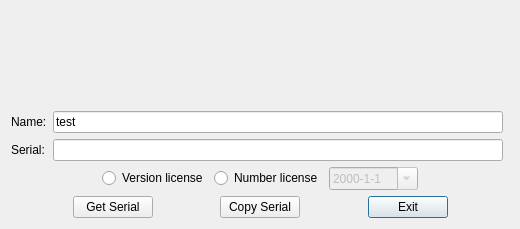
First picture: the form in dialog.ui, repository 0x6b7966/KenGen_010Editor, before the edit.
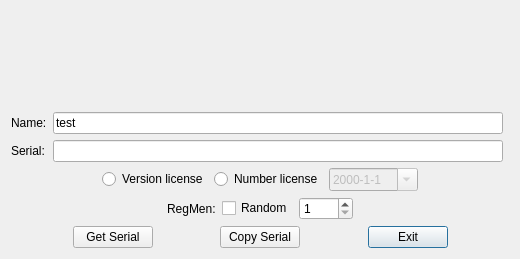
Second picture: the form after the edit. Icons and pictures are not drawn.

The edit to the form file:
```diff
--- a/dialog.ui
+++ b/dialog.ui
@@ -7,7 +7,7 @@
     <x>0</x>
     <y>0</y>
     <width>520</width>
-    <height>229</height>
+    <height>259</height>
    </rect>
   </property>
   <property name="windowTitle">
@@ -17,89 +17,7 @@
    <string notr="true"/>
   </property>
   <layout class="QGridLayout" name="gridLayout_2">
-   <item row="1" column="1">
-    <layout class="QGridLayout" name="gridLayout_3">
-     <item row="0" column="1">
-      <widget class="QRadioButton" name="rBtnVersion">
-       <property name="minimumSize">
-        <size>
-         <width>0</width>
-         <height>0</height>
-        </size>
-       </property>
-       <property name="maximumSize">
-        <size>
-         <width>300</width>
-         <height>16777215</height>
-        </size>
-       </property>
-       <property name="acceptDrops">
-        <bool>true</bool>
-       </property>
-       <property name="text">
-        <string>Version license</string>
-       </property>
-      </widget>
-     </item>
-     <item row="0" column="5">
-      <widget class="QDateEdit" name="dateEdit">
-       <property name="enabled">
-        <bool>false</bool>
-       </property>
-       <property name="minimumDateTime">
-        <datetime>
-         <hour>0</hour>
-         <minute>0</minute>
-         <second>0</second>
-         <year>1970</year>
-         <month>1</month>
-         <day>1</day>
-        </datetime>
-       </property>
-       <property name="displayFormat">
-        <string>yyyy-M-d</string>
-       </property>
-       <property name="calendarPopup">
-        <bool>true</bool>
-       </property>
-      </widget>
-     </item>
-     <item row="0" column="2">
-      <widget class="QRadioButton" name="rBtnNumber">
-       <property name="text">
-        <string>Number license</string>
-       </property>
-      </widget>
-     </item>
-     <item row="0" column="0">
-      <spacer name="horizontalSpacer">
-       <property name="orientation">
-        <enum>Qt::Horizontal</enum>
-       </property>
-       <property name="sizeHint" stdset="0">
-        <size>
-         <width>40</width>
-         <height>20</height>
-        </size>
-       </property>
-      </spacer>
-     </item>
-     <item row="0" column="6">
-      <spacer name="horizontalSpacer_2">
-       <property name="orientation">
-        <enum>Qt::Horizontal</enum>
-       </property>
-       <property name="sizeHint" stdset="0">
-        <size>
-         <width>40</width>
-         <height>20</height>
-        </size>
-       </property>
-      </spacer>
-     </item>
-    </layout>
-   </item>
-   <item row="0" column="1">
+   <item row="0" column="0">
     <layout class="QGridLayout" name="gridLayout">
      <item row="1" column="0">
       <widget class="QLabel" name="label_2">
@@ -171,7 +89,89 @@
      </item>
     </layout>
    </item>
-   <item row="2" column="1">
+   <item row="1" column="0">
+    <layout class="QGridLayout" name="gridLayout_3">
+     <item row="0" column="2">
+      <widget class="QRadioButton" name="rBtnNumber">
+       <property name="text">
+        <string>Number license</string>
+       </property>
+      </widget>
+     </item>
+     <item row="0" column="0">
+      <spacer name="horizontalSpacer">
+       <property name="orientation">
+        <enum>Qt::Horizontal</enum>
+       </property>
+       <property name="sizeHint" stdset="0">
+        <size>
+         <width>40</width>
+         <height>20</height>
+        </size>
+       </property>
+      </spacer>
+     </item>
+     <item row="0" column="6">
+      <spacer name="horizontalSpacer_2">
+       <property name="orientation">
+        <enum>Qt::Horizontal</enum>
+       </property>
+       <property name="sizeHint" stdset="0">
+        <size>
+         <width>40</width>
+         <height>20</height>
+        </size>
+       </property>
+      </spacer>
+     </item>
+     <item row="0" column="5">
+      <widget class="QDateEdit" name="dateEdit">
+       <property name="enabled">
+        <bool>false</bool>
+       </property>
+       <property name="minimumDateTime">
+        <datetime>
+         <hour>0</hour>
+         <minute>0</minute>
+         <second>0</second>
+         <year>1970</year>
+         <month>1</month>
+         <day>1</day>
+        </datetime>
+       </property>
+       <property name="displayFormat">
+        <string>yyyy-M-d</string>
+       </property>
+       <property name="calendarPopup">
+        <bool>true</bool>
+       </property>
+      </widget>
+     </item>
+     <item row="0" column="1">
+      <widget class="QRadioButton" name="rBtnVersion">
+       <property name="minimumSize">
+        <size>
+         <width>0</width>
+         <height>0</height>
+        </size>
+       </property>
+       <property name="maximumSize">
+        <size>
+         <width>300</width>
+         <height>16777215</height>
+        </size>
+       </property>
+       <property name="acceptDrops">
+        <bool>true</bool>
+       </property>
+       <property name="text">
+        <string>Version license</string>
+       </property>
+      </widget>
+     </item>
+    </layout>
+   </item>
+   <item row="4" column="0">
     <layout class="QGridLayout" name="gridLayout_4">
      <item row="0" column="0">
       <spacer name="horizontalSpacer_3">
@@ -248,6 +248,60 @@
      </item>
     </layout>
    </item>
+   <item row="2" column="0">
+    <layout class="QGridLayout" name="gridLayout_5">
+     <item row="0" column="0">
+      <spacer name="horizontalSpacer_7">
+       <property name="orientation">
+        <enum>Qt::Horizontal</enum>
+       </property>
+       <property name="sizeHint" stdset="0">
+        <size>
+         <width>40</width>
+         <height>20</height>
+        </size>
+       </property>
+      </spacer>
+     </item>
+     <item row="0" column="1" colspan="2">
+      <widget class="QLabel" name="label_4">
+       <property name="text">
+        <string>RegMen:</string>
+       </property>
+      </widget>
+     </item>
+     <item row="0" column="3">
+      <widget class="QCheckBox" name="cBtnRandom">
+       <property name="text">
+        <string>Random</string>
+       </property>
+      </widget>
+     </item>
+     <item row="0" column="5">
+      <spacer name="horizontalSpacer_8">
+       <property name="orientation">
+        <enum>Qt::Horizontal</enum>
+       </property>
+       <property name="sizeHint" stdset="0">
+        <size>
+         <width>40</width>
+         <height>20</height>
+        </size>
+       </property>
+      </spacer>
+     </item>
+     <item row="0" column="4">
+      <widget class="QSpinBox" name="editRegMen">
+       <property name="minimum">
+        <number>1</number>
+       </property>
+       <property name="maximum">
+        <number>1000</number>
+       </property>
+      </widget>
+     </item>
+    </layout>
+   </item>
   </layout>
  </widget>
  <layoutdefault spacing="6" margin="11"/>
```
